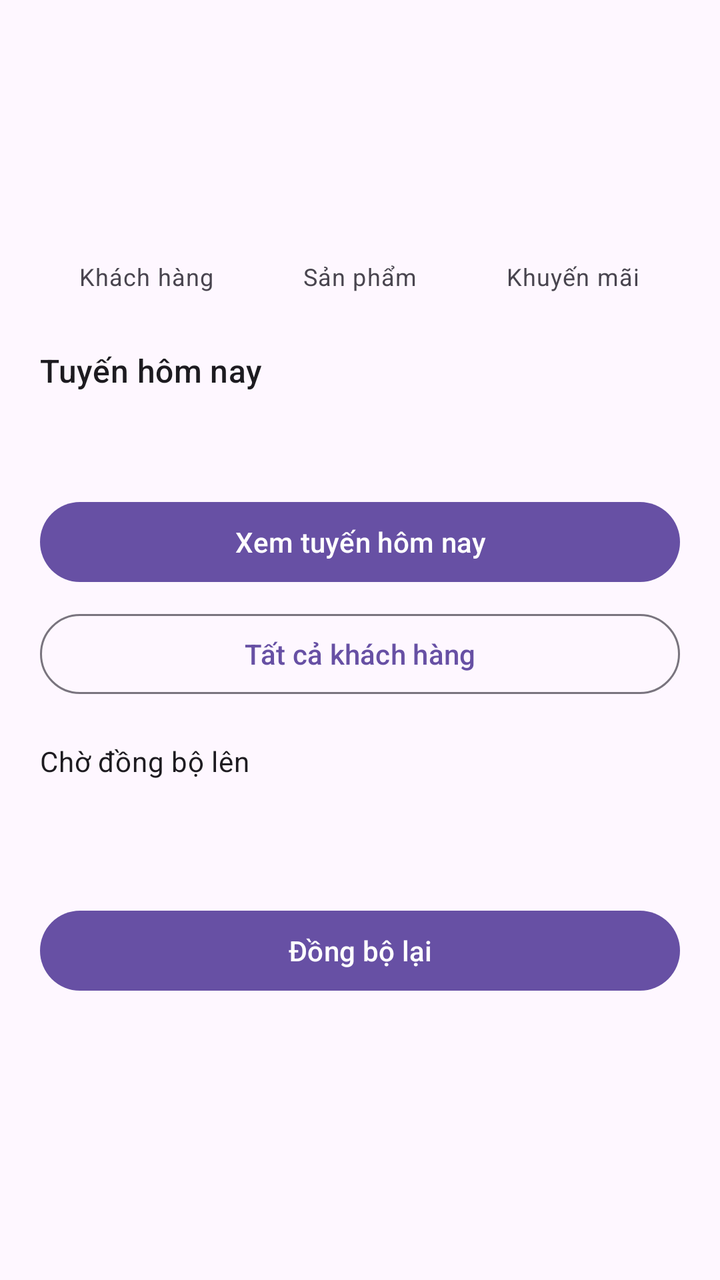
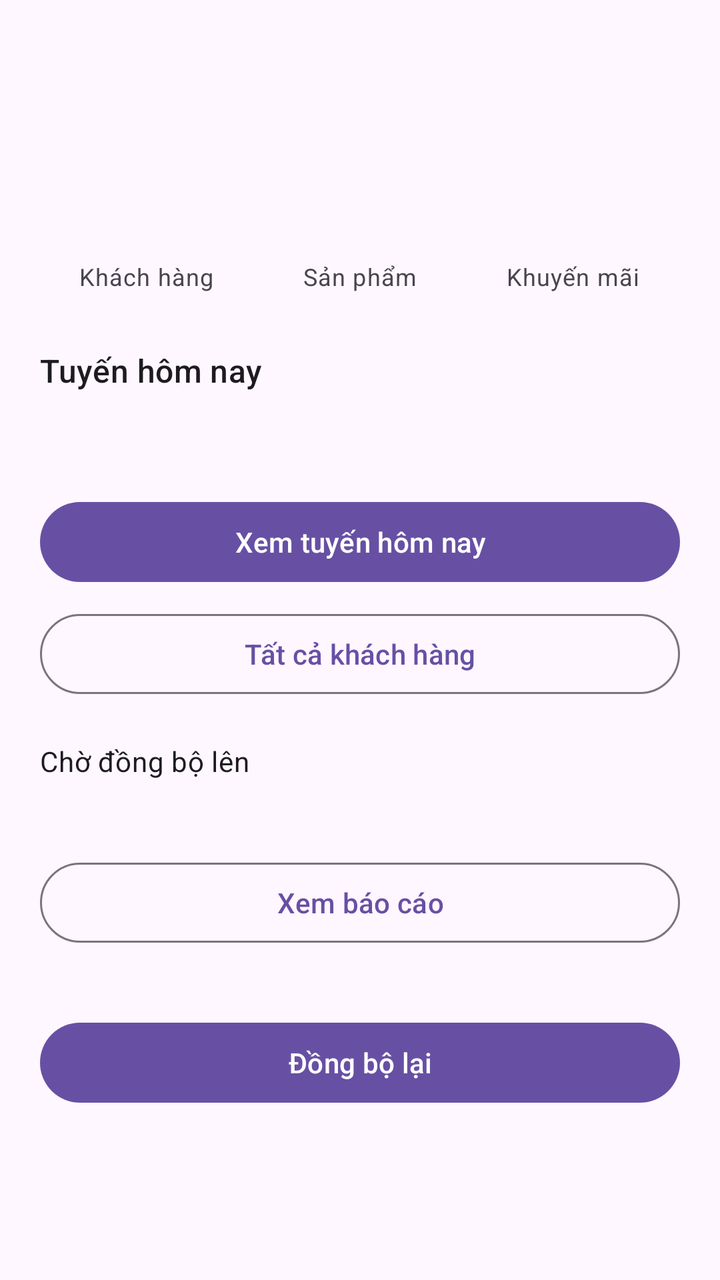

Two renders of the same Android screen: before a commit and after it. Below are the layout's source before the change and the commit's diff.
<!-- AndroidManifest.xml: application theme Theme.ESalesSFA -->
<!-- res/layout/fragment_home.xml -->
<?xml version="1.0" encoding="utf-8"?>
<ScrollView xmlns:android="http://schemas.android.com/apk/res/android"
    android:layout_width="match_parent"
    android:layout_height="match_parent"
    android:fillViewport="true">

    <LinearLayout
        android:layout_width="match_parent"
        android:layout_height="wrap_content"
        android:orientation="vertical"
        android:padding="20dp">

        <TextView
            android:id="@+id/greetingText"
            android:layout_width="wrap_content"
            android:layout_height="wrap_content"
            android:textAppearance="?attr/textAppearanceHeadlineSmall"
            android:textStyle="bold" />

        <TextView
            android:id="@+id/lastSyncText"
            android:layout_width="wrap_content"
            android:layout_height="wrap_content"
            android:layout_marginTop="4dp"
            android:textAppearance="?attr/textAppearanceBodySmall"
            android:textColor="?android:attr/textColorSecondary" />

        <LinearLayout
            android:layout_width="match_parent"
            android:layout_height="wrap_content"
            android:layout_marginTop="20dp"
            android:orientation="horizontal"
            android:baselineAligned="false">

            <LinearLayout
                android:layout_width="0dp"
                android:layout_weight="1"
                android:layout_height="wrap_content"
                android:orientation="vertical"
                android:gravity="center">
                <TextView
                    android:id="@+id/customerCount"
                    android:layout_width="wrap_content"
                    android:layout_height="wrap_content"
                    android:textAppearance="?attr/textAppearanceHeadlineMedium"
                    android:textStyle="bold" />
                <TextView
                    android:layout_width="wrap_content"
                    android:layout_height="wrap_content"
                    android:text="@string/home_customers"
                    android:textAppearance="?attr/textAppearanceBodySmall" />
            </LinearLayout>

            <LinearLayout
                android:layout_width="0dp"
                android:layout_weight="1"
                android:layout_height="wrap_content"
                android:orientation="vertical"
                android:gravity="center">
                <TextView
                    android:id="@+id/productCount"
                    android:layout_width="wrap_content"
                    android:layout_height="wrap_content"
                    android:textAppearance="?attr/textAppearanceHeadlineMedium"
                    android:textStyle="bold" />
                <TextView
                    android:layout_width="wrap_content"
                    android:layout_height="wrap_content"
                    android:text="@string/home_products"
                    android:textAppearance="?attr/textAppearanceBodySmall" />
            </LinearLayout>

            <LinearLayout
                android:layout_width="0dp"
                android:layout_weight="1"
                android:layout_height="wrap_content"
                android:orientation="vertical"
                android:gravity="center">
                <TextView
                    android:id="@+id/promotionCount"
                    android:layout_width="wrap_content"
                    android:layout_height="wrap_content"
                    android:textAppearance="?attr/textAppearanceHeadlineMedium"
                    android:textStyle="bold" />
                <TextView
                    android:layout_width="wrap_content"
                    android:layout_height="wrap_content"
                    android:text="@string/home_promotions"
                    android:textAppearance="?attr/textAppearanceBodySmall" />
            </LinearLayout>
        </LinearLayout>

        <TextView
            android:layout_width="wrap_content"
            android:layout_height="wrap_content"
            android:layout_marginTop="28dp"
            android:text="@string/home_route_today"
            android:textAppearance="?attr/textAppearanceTitleMedium" />

        <TextView
            android:id="@+id/routeCount"
            android:layout_width="wrap_content"
            android:layout_height="wrap_content"
            android:textAppearance="?attr/textAppearanceHeadlineLarge"
            android:textStyle="bold" />

        <com.google.android.material.button.MaterialButton
            android:id="@+id/routeButton"
            android:layout_width="match_parent"
            android:layout_height="wrap_content"
            android:layout_marginTop="8dp"
            android:text="@string/home_view_route" />

        <com.google.android.material.button.MaterialButton
            android:id="@+id/allCustomersButton"
            style="@style/Widget.Material3.Button.OutlinedButton"
            android:layout_width="match_parent"
            android:layout_height="wrap_content"
            android:layout_marginTop="8dp"
            android:text="@string/home_view_all_customers" />

        <TextView
            android:layout_width="wrap_content"
            android:layout_height="wrap_content"
            android:layout_marginTop="20dp"
            android:text="@string/home_pending"
            android:textAppearance="?attr/textAppearanceBodyMedium" />

        <TextView
            android:id="@+id/pendingCount"
            android:layout_width="wrap_content"
            android:layout_height="wrap_content"
            android:textAppearance="?attr/textAppearanceTitleLarge"
            android:textStyle="bold" />

        <com.google.android.material.button.MaterialButton
            android:id="@+id/syncButton"
            android:layout_width="match_parent"
            android:layout_height="wrap_content"
            android:layout_marginTop="32dp"
            android:text="@string/home_sync_again" />
    </LinearLayout>
</ScrollView>
<!-- resources referenced by this layout -->
<resources>
  <string name="home_customers">Khách hàng</string>
  <string name="home_pending">Chờ đồng bộ lên</string>
  <string name="home_products">Sản phẩm</string>
  <string name="home_promotions">Khuyến mãi</string>
  <string name="home_route_today">Tuyến hôm nay</string>
  <string name="home_sync_again">Đồng bộ lại</string>
  <string name="home_view_all_customers">Tất cả khách hàng</string>
  <string name="home_view_route">Xem tuyến hôm nay</string>
  <style name="Theme.ESalesSFA" parent="Base.Theme.ESalesSFA" />
  <style name="Base.Theme.ESalesSFA" parent="Theme.Material3.DayNight.NoActionBar">
          
          
      </style>
</resources>

<!-- the commit's change to res/layout/fragment_home.xml (unified diff, before → after) -->
@@ -134,6 +134,14 @@
             android:textStyle="bold" />
 
         <com.google.android.material.button.MaterialButton
+            android:id="@+id/dashboardButton"
+            style="@style/Widget.Material3.Button.OutlinedButton"
+            android:layout_width="match_parent"
+            android:layout_height="wrap_content"
+            android:layout_marginTop="8dp"
+            android:text="@string/dashboard_open" />
+
+        <com.google.android.material.button.MaterialButton
             android:id="@+id/syncButton"
             android:layout_width="match_parent"
             android:layout_height="wrap_content"
<!-- resource entries referenced after the edit -->
@@ -1,5 +1,6 @@
 <!-- resources referenced by this layout -->
 <resources>
+  <string name="dashboard_open">Xem báo cáo</string>
   <string name="home_customers">Khách hàng</string>
   <string name="home_pending">Chờ đồng bộ lên</string>
   <string name="home_products">Sản phẩm</string>
